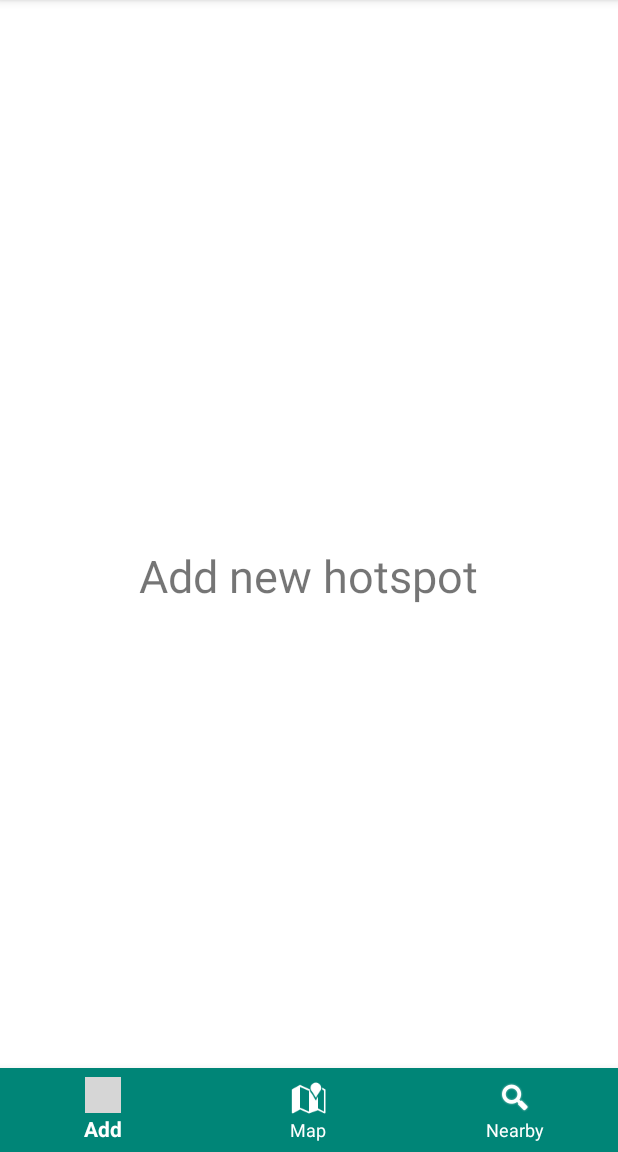
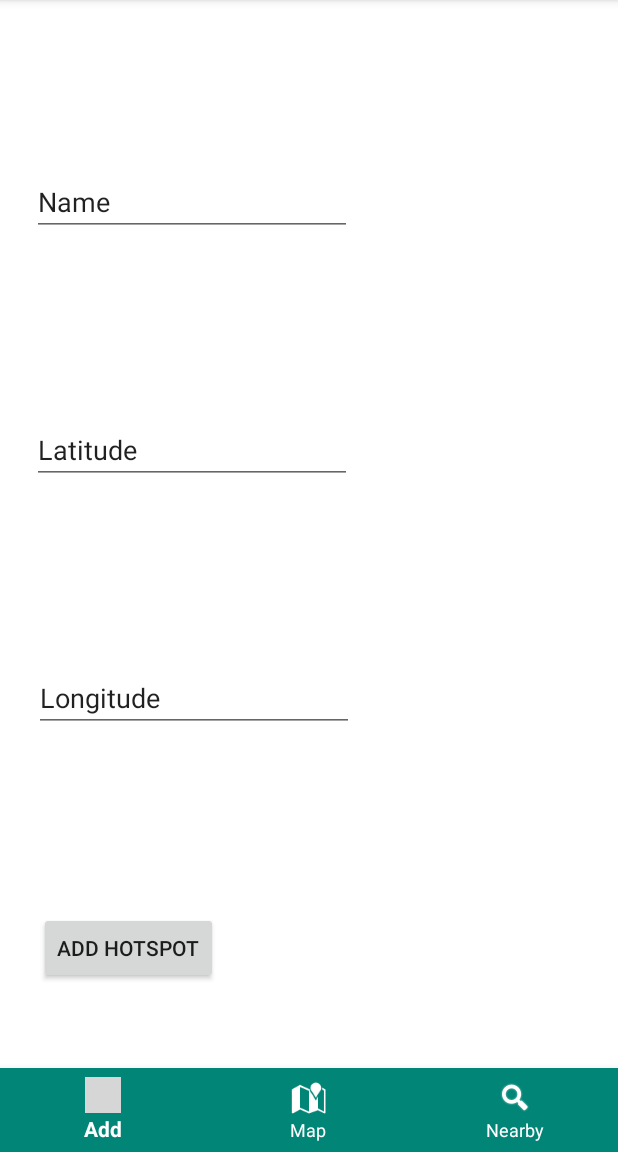
Before and after one commit to tillber/leech, an Android app: the fragment AddHotspotFragment placed in its activity, on a phone screen of 412 x 824 dp, the part 84-1236 px from its top. Run offline under Robolectric (Android 15) with nearby library versions, the light colour scheme and no system bars; libraries missing offline, so code that uses them is left out: org.osmdroid.config, org.osmdroid.views; plain views replace MapView; 3 statements that could not run were skipped; grey boxes are pictures that could not be loaded.

Commit message:
AddHotspotFragment implemented

```diff
--- a/native/app/src/main/java/com/leechdev/leech/AddHotspotFragment.java
+++ b/native/app/src/main/java/com/leechdev/leech/AddHotspotFragment.java
@@ -4,14 +4,49 @@ import android.os.Bundle;
 import android.view.LayoutInflater;
 import android.view.View;
 import android.view.ViewGroup;
+import android.widget.Button;
+import android.widget.EditText;
+import android.widget.Toast;
 
 import androidx.annotation.NonNull;
 import androidx.fragment.app.Fragment;
 
 public class AddHotspotFragment extends Fragment {
+
+    DbHandler leechDB;
+    EditText editHotspotName, editHotspotLat, editHotspotLong;
+    Button btnAddHotspot, btnGetHotspots;
+
     @NonNull
     @Override
     public View onCreateView(LayoutInflater inflater, @NonNull ViewGroup container, @NonNull Bundle savedInstanceState){
-        return inflater.inflate(R.layout.fragment_add_hotspot, container, false);
+        View view = inflater.inflate(R.layout.fragment_add_hotspot, container, false);
+
+        leechDB = new DbHandler(getActivity().getApplicationContext());
+
+        editHotspotName = view.findViewById(R.id.HotspotName);
+        editHotspotLat = view.findViewById(R.id.HotspotLat);
+        editHotspotLong = view.findViewById(R.id.HotspotLong);
+        btnAddHotspot = view.findViewById(R.id.buttonAddHospot);
+        btnGetHotspots = view.findViewById(R.id.buttonGetHotspot);
+        AddHotspot();
+
+        return view;
+        //// inflater.inflate(R.layout.fragment_add_hotspot, container, false);
+    }
+
+    public void AddHotspot(){
+        btnAddHotspot.setOnClickListener(new View.OnClickListener() {
+            @Override
+            public void onClick(View v) {
+                boolean insertResult = leechDB.addHotspot(new Hotspot(editHotspotName.getText().toString(), editHotspotLat.getText().toString(), editHotspotLong.getText().toString()));
+
+                if(insertResult == true){
+                    Toast.makeText(getActivity().getApplicationContext(), "data inserted", Toast.LENGTH_LONG).show();
+                }else{
+                    Toast.makeText(getActivity().getApplicationContext(), "data not inserted", Toast.LENGTH_LONG).show();
+                }
+            }
+        });
     }
 }
--- a/native/app/src/main/res/layout/fragment_add_hotspot.xml
+++ b/native/app/src/main/res/layout/fragment_add_hotspot.xml
@@ -1,14 +1,69 @@
 <?xml version="1.0" encoding="utf-8"?>
-<RelativeLayout xmlns:android="http://schemas.android.com/apk/res/android"
+<androidx.constraintlayout.widget.ConstraintLayout xmlns:android="http://schemas.android.com/apk/res/android"
+    xmlns:app="http://schemas.android.com/apk/res-auto"
+    xmlns:tools="http://schemas.android.com/tools"
     android:layout_width="match_parent"
     android:layout_height="match_parent"
-    android:background="@android:color/white">
+    android:background="@android:color/white"
+    tools:context=".DbHandlerTesting">
 
-    <TextView
+    <EditText
+        android:id="@+id/HotspotName"
         android:layout_width="wrap_content"
         android:layout_height="wrap_content"
-        android:text="Add new hotspot"
-        android:textSize="30sp"
-        android:layout_centerInParent="true"/>
+        android:layout_marginStart="21dp"
+        android:layout_marginTop="8dp"
+        android:layout_marginEnd="177dp"
+        android:layout_marginBottom="8dp"
+        android:ems="10"
+        android:inputType="textPersonName"
+        android:text="Name"
+        app:layout_constraintBottom_toTopOf="@+id/HotspotLat"
+        app:layout_constraintEnd_toEndOf="parent"
+        app:layout_constraintStart_toStartOf="parent"
+        app:layout_constraintTop_toTopOf="parent" />
 
-</RelativeLayout>
+    <EditText
+        android:id="@+id/HotspotLat"
+        android:layout_width="wrap_content"
+        android:layout_height="wrap_content"
+        android:layout_marginStart="21dp"
+        android:layout_marginTop="8dp"
+        android:layout_marginEnd="177dp"
+        android:layout_marginBottom="8dp"
+        android:ems="10"
+        android:inputType="textPersonName"
+        android:text="Latitude"
+        app:layout_constraintBottom_toTopOf="@+id/HotspotLong"
+        app:layout_constraintEnd_toEndOf="parent"
+        app:layout_constraintStart_toStartOf="parent"
+        app:layout_constraintTop_toBottomOf="@+id/HotspotName" />
+
+    <EditText
+        android:id="@+id/HotspotLong"
+        android:layout_width="wrap_content"
+        android:layout_height="wrap_content"
+        android:layout_marginTop="8dp"
+        android:layout_marginEnd="176dp"
+        android:layout_marginBottom="8dp"
+        android:ems="10"
+        android:inputType="textPersonName"
+        android:text="Longitude"
+        app:layout_constraintBottom_toTopOf="@+id/buttonAddHospot"
+        app:layout_constraintEnd_toEndOf="parent"
+        app:layout_constraintTop_toBottomOf="@+id/HotspotLat" />
+
+    <Button
+        android:id="@+id/buttonAddHospot"
+        android:layout_width="wrap_content"
+        android:layout_height="wrap_content"
+        android:layout_marginStart="25dp"
+        android:layout_marginTop="8dp"
+        android:layout_marginEnd="266dp"
+        android:layout_marginBottom="8dp"
+        android:text="Add Hotspot"
+        app:layout_constraintBottom_toBottomOf="parent"
+        app:layout_constraintEnd_toEndOf="parent"
+        app:layout_constraintStart_toStartOf="parent"
+        app:layout_constraintTop_toBottomOf="@+id/HotspotLong" />
+</androidx.constraintlayout.widget.ConstraintLayout>
```
Also changed, not shown: native/app/src/main/java/com/leechdev/leech/DbHandlerTesting.java (+38 -1 lines), native/app/src/main/res/layout/activity_db_handler_testing.xml (+14 -0 lines).
